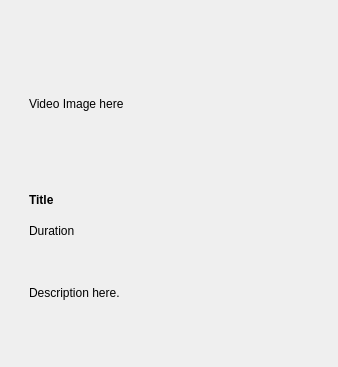
MotionInput/Team14-CopyClare, file copyclare/ui/video_card.ui: the form before one commit.
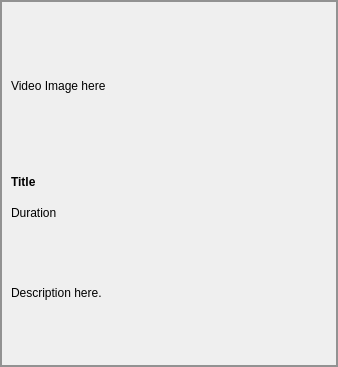
The form after the commit.

Commit message: change banner font & edit video card

Diff of the .ui file:
```diff
--- a/copyclare/ui/video_card.ui
+++ b/copyclare/ui/video_card.ui
@@ -13,26 +13,12 @@
   <property name="windowTitle">
    <string>Form</string>
   </property>
+  <property name="styleSheet">
+   <string notr="true">border: 2px solid;
+border-color: #929292;</string>
+  </property>
   <layout class="QVBoxLayout" name="verticalLayout">
    <item>
-    <widget class="QFrame" name="video_card">
-     <property name="maximumSize">
-      <size>
-       <width>900</width>
-       <height>400</height>
-      </size>
-     </property>
-     <layout class="QVBoxLayout" name="verticalLayout_6">
-      <item>
-       <widget class="QFrame" name="frame">
-        <property name="frameShape">
-         <enum>QFrame::NoFrame</enum>
-        </property>
-        <property name="frameShadow">
-         <enum>QFrame::Raised</enum>
-        </property>
-        <layout class="QVBoxLayout" name="verticalLayout_2">
-         <item>
           <widget class="QLabel" name="video_image">
            <property name="minimumSize">
             <size>
@@ -46,6 +32,9 @@
              <height>150</height>
             </size>
            </property>
+     <property name="styleSheet">
+      <string notr="true">border: none;</string>
+     </property>
            <property name="text">
             <string>Video Image here</string>
            </property>
@@ -65,6 +54,9 @@
              <bold>true</bold>
             </font>
            </property>
+     <property name="styleSheet">
+      <string notr="true">border: none;</string>
+     </property>
            <property name="text">
             <string>Title</string>
            </property>
@@ -78,6 +70,9 @@
              <height>20</height>
             </size>
            </property>
+     <property name="styleSheet">
+      <string notr="true">border: none;</string>
+     </property>
            <property name="text">
             <string>Duration</string>
            </property>
@@ -85,15 +80,12 @@
          </item>
          <item>
           <widget class="QLabel" name="description">
+     <property name="styleSheet">
+      <string notr="true">border: none;</string>
+     </property>
            <property name="text">
             <string>Description here.</string>
            </property>
-          </widget>
-         </item>
-        </layout>
-       </widget>
-      </item>
-     </layout>
     </widget>
    </item>
   </layout>
```
Lines whose indentation alone changed are shown as unchanged. The commit also changes 1 other file.
